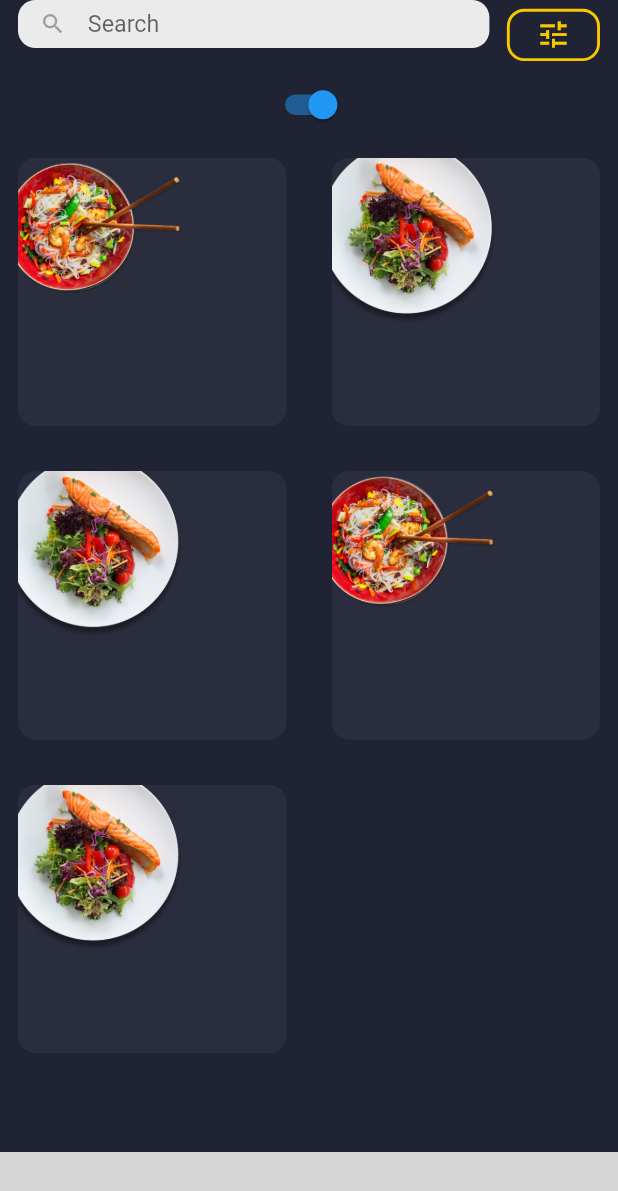
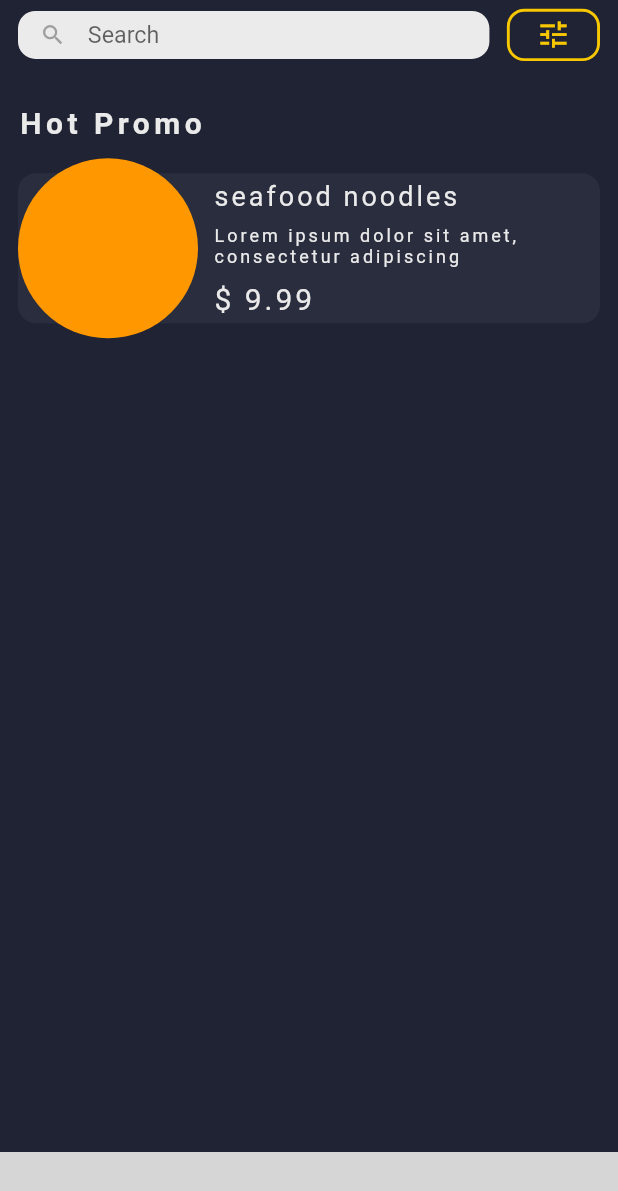
Before and after one commit to evgesha1247/eda2, a Flutter app: the screen it shows after launch, after a tap on the "tune" icon, on a phone screen of 412 x 824 dp. Shown: the top 1191 px of the screen. Run offline on Flutter 3.47's test engine with Material 2 defaults, Android fonts, the phone set to English and light mode, and no system bars; our stand-ins replace hive, hive_flutter; missing offline and left inert: bottom_nav_bar; accounts and stored records are empty; grey boxes are pictures that could not be loaded.

Commit message:
доделываю body menu

```diff
--- a/lib/ui/screens/guiding_screen/guiding_screen.dart
+++ b/lib/ui/screens/guiding_screen/guiding_screen.dart
@@ -34,8 +34,8 @@ class _GuidingBodyWidget extends StatelessWidget {
         child: IndexedStack(
           index: currentIndexTab,
           children: [
-            ScreensFactory().makeMenuHome(),
-            const Text('data'),
+            ScreensFactory().makeHome(),
+            ScreensFactory().makeMenu(),
             const Text('data'),
             const Text('data'),
           ],
@@ -57,7 +57,7 @@ class _FooterBottomBarWidget extends StatelessWidget {
       showElevation: true,
       itemCornerRadius: ThemeApp.kRadius,
       selectedIndex: currentIndexTab,
-      containerHeight: 50,
+      containerHeight: 53,
       containerPadding: EdgeInsets.zero,
       backgroundColor: ThemeApp.kBGColor,
       onItemSelected: model.setCurrentIndexTab,
--- /dev/null
+++ b/lib/ui/screens/home_screen/home_model.dart
@@ -0,0 +1,11 @@
+import 'package:flutter/material.dart';
+
+class HomeModel extends ChangeNotifier {
+  // bool _togFilter = true;
+  // get togFilter => _togFilter;
+  // togFilterFun() {
+  //   _togFilter = !_togFilter;
+
+  //   notifyListeners();
+  // }
+}
--- /dev/null
+++ b/lib/ui/screens/home_screen/home_screen.dart
@@ -0,0 +1,110 @@
+import 'package:flutter/material.dart';
+import '../../theme/theme_app.dart';
+import '../../widgets/header_widget/header_widget.dart';
+
+class HomeScreen extends StatelessWidget {
+  const HomeScreen({super.key});
+  @override
+  Widget build(context) {
+    final mediaQuery = MediaQuery.of(context).size.width;
+    return mediaQuery < 310
+        ? const _BodyWidget()
+        : Column(
+            children: const [
+              HederWidget(),
+              SizedBox(height: ThemeApp.kInterval),
+              _BodyWidget(),
+            ],
+          );
+  }
+}
+
+class _BodyWidget extends StatelessWidget {
+  const _BodyWidget({Key? key}) : super(key: key);
+  @override
+  Widget build(BuildContext context) {
+    return Column(
+      children: const [
+        ActualDishes(),
+      ],
+    );
+  }
+}
+
+class ActualDishes extends StatelessWidget {
+  const ActualDishes({Key? key}) : super(key: key);
+  @override
+  Widget build(BuildContext context) {
+    return Column(
+      crossAxisAlignment: CrossAxisAlignment.start,
+      children: [
+        const SizedBox(height: ThemeApp.kInterval),
+        const Text(
+          'Hot Promo',
+          style: TextStyle(
+            color: ThemeApp.kWhite,
+            fontSize: 20,
+            fontWeight: FontWeight.bold,
+            letterSpacing: 3,
+          ),
+        ),
+        const SizedBox(height: ThemeApp.kInterval),
+        Stack(
+          alignment: AlignmentDirectional.centerStart,
+          children: [
+            ConstrainedBox(
+              constraints: const BoxConstraints(
+                  minHeight: 100, minWidth: double.infinity),
+              child: Container(
+                padding: const EdgeInsets.only(left: 130),
+                decoration: const BoxDecoration(
+                  color: ThemeApp.kFrontColor,
+                  borderRadius: BorderRadius.all(
+                    Radius.circular(ThemeApp.kRadius),
+                  ),
+                ),
+                child: Column(
+                  crossAxisAlignment: CrossAxisAlignment.start,
+                  mainAxisAlignment: MainAxisAlignment.spaceAround,
+                  children: const [
+                    Text(
+                      'seafood noodles',
+                      style: TextStyle(
+                        color: ThemeApp.kWhite,
+                        fontSize: 18,
+                        fontWeight: FontWeight.normal,
+                        letterSpacing: 2,
+                      ),
+                    ),
+                    Text(
+                      'Lorem ipsum dolor sit amet, consectetur adipiscing ',
+                      style: TextStyle(
+                        color: ThemeApp.kWhite,
+                        fontSize: 12,
+                        fontWeight: FontWeight.w400,
+                        letterSpacing: 2,
+                      ),
+                    ),
+                    Text(
+                      '\$ 9.99',
+                      style: TextStyle(
+                        color: ThemeApp.kWhite,
+                        fontSize: 20,
+                        fontWeight: FontWeight.w400,
+                        letterSpacing: 2,
+                      ),
+                    ),
+                  ],
+                ),
+              ),
+            ),
+            const CircleAvatar(
+              backgroundColor: Colors.orange,
+              radius: 60,
+            ),
+          ],
+        )
+      ],
+    );
+  }
+}
--- a/lib/ui/screens/menu_home_screen/menu_home_screen.dart
+++ /dev/null
@@ -1,75 +0,0 @@
-import 'package:flutter/material.dart';
-import '../../theme/theme_app.dart';
-import '../../widgets/home_header_widget/home_header_widget.dart';
-
-class MenuHomeScreen extends StatelessWidget {
-  const MenuHomeScreen({super.key});
-  @override
-  Widget build(context) {
-    final mediaQuery = MediaQuery.of(context).size.width;
-    return Column(
-      children: mediaQuery < 310
-          ? [
-              const HomeBodyWidget(),
-            ]
-          : [
-              const HomeHederWidget(),
-              const SizedBox(height: ThemeApp.kInterval),
-              const HomeBodyWidget(),
-            ],
-    );
-  }
-}
-
-class HomeBodyWidget extends StatelessWidget {
-  const HomeBodyWidget({Key? key}) : super(key: key);
-
-  @override
-  Widget build(BuildContext context) {
-    return Expanded(
-      child: GridView.builder(
-          itemCount: 5,
-          gridDelegate: const SliverGridDelegateWithMaxCrossAxisExtent(
-            maxCrossAxisExtent: 200.0,
-            crossAxisSpacing: 30,
-            mainAxisSpacing: 30,
-          ),
-          itemBuilder: (context, i) => _CartItem(index: i)),
-    );
-  }
-}
-
-class _CartItem extends StatelessWidget {
-  _CartItem({Key? key, required this.index}) : super(key: key);
-  final int index;
-  List im = [
-    'assets/imgs/food.png',
-    'assets/imgs/food2.png',
-  ];
-  @override
-  Widget build(BuildContext context) {
-    return Stack(
-      children: [
-        Container(
-          decoration: const BoxDecoration(
-            color: ThemeApp.kFrontColor,
-            borderRadius: BorderRadius.all(Radius.circular(ThemeApp.kRadius)),
-          ),
-        ),
-        Positioned(
-          top: -10,
-          left: -10,
-          child: index % 3 == 0
-              ? Image.asset(
-                  im[0],
-                  width: 120,
-                )
-              : Image.asset(
-                  im[1],
-                  width: 120,
-                ),
-        ),
-      ],
-    );
-  }
-}
--- a/lib/ui/screens/menu_home_screen/menu_home_model.dart
+++ b/lib/ui/screens/menu_screnn/menu_model.dart
@@ -1,6 +1,6 @@
 import 'package:flutter/material.dart';
 
-class MenuHomeModel extends ChangeNotifier {
+class MenuModel extends ChangeNotifier {
   bool _togFilter = true;
   get togFilter => _togFilter;
   togFilterFun() {
--- /dev/null
+++ b/lib/ui/screens/menu_screnn/menu_screen.dart
@@ -0,0 +1,178 @@
+import 'package:flutter/material.dart';
+import '../../theme/theme_app.dart';
+import '../../widgets/header_widget/header_widget.dart';
+
+class MenuScreen extends StatelessWidget {
+  const MenuScreen({Key? key}) : super(key: key);
+  @override
+  Widget build(BuildContext context) {
+    final mediaQuery = MediaQuery.of(context).size.width;
+    return Column(
+      children: mediaQuery < 370
+          ? [
+              const MenuBody(),
+            ]
+          : [
+              const HederWidget(),
+              const MenuBody(),
+            ],
+    );
+  }
+}
+
+class MenuBody extends StatelessWidget {
+  const MenuBody({Key? key}) : super(key: key);
+  @override
+  Widget build(BuildContext context) {
+    return Expanded(
+      child: GridView.builder(
+        itemCount: 3,
+        gridDelegate: const SliverGridDelegateWithMaxCrossAxisExtent(
+          maxCrossAxisExtent: 345.0,
+        ),
+        itemBuilder: (context, index) => _CartItem(index: index),
+      ),
+    );
+  }
+}
+
+class _CartItem extends StatelessWidget {
+  const _CartItem({Key? key, required this.index}) : super(key: key);
+  final int index;
+  @override
+  Widget build(BuildContext context) {
+    final mediaQuery = MediaQuery.of(context).size.width;
+    return (mediaQuery < 370)
+        ? CartItemContainer(index: index)
+        : Stack(
+            children: [
+              CartItemContainer(index: index),
+              CartItemImg(index: index),
+            ],
+          );
+  }
+}
+
+class CartItemContainer extends StatelessWidget {
+  const CartItemContainer({Key? key, required this.index}) : super(key: key);
+  final int index;
+  @override
+  Widget build(BuildContext context) {
+    const List<String> im = [
+      'assets/imgs/food1.png',
+      'assets/imgs/food5.png',
+      'assets/imgs/food3.png',
+    ];
+    return Container(
+      decoration: BoxDecoration(
+        color: ThemeApp.kFrontColor,
+        borderRadius: const BorderRadius.all(
+          Radius.circular(ThemeApp.kRadius),
+        ),
+        image: MediaQuery.of(context).size.width < 370
+            ? DecorationImage(
+                image: AssetImage(im[index]),
+                fit: BoxFit.contain,
+                alignment: Alignment.topCenter)
+            : null,
+      ),
+      margin: const EdgeInsets.only(top: 30, left: 10, right: 10),
+      child: Padding(
+        padding: const EdgeInsets.all(12.0),
+        child: Column(
+          children: const [
+            CartItemButtonFavorit(),
+            CartItemText(),
+          ],
+        ),
+      ),
+    );
+  }
+}
+
+class CartItemButtonFavorit extends StatelessWidget {
+  const CartItemButtonFavorit({Key? key}) : super(key: key);
+  @override
+  Widget build(BuildContext context) {
+    return Row(
+      mainAxisAlignment: MainAxisAlignment.end,
+      crossAxisAlignment: CrossAxisAlignment.start,
+      children: [
+        InkWell(
+          child: const Icon(
+            Icons.favorite_border_sharp,
+            color: Colors.grey,
+          ),
+          onTap: () {},
+        )
+      ],
+    );
+  }
+}
+
+class CartItemText extends StatelessWidget {
+  const CartItemText({Key? key}) : super(key: key);
+  @override
+  Widget build(BuildContext context) {
+    return Expanded(
+      child: Column(
+        crossAxisAlignment: CrossAxisAlignment.end,
+        mainAxisAlignment: MainAxisAlignment.end,
+        mainAxisSize: MainAxisSize.max,
+        children: const [
+          Align(
+            alignment: Alignment.centerLeft,
+            child: Text(
+              'Lorem ipsum dolor sit amet',
+              style: TextStyle(
+                color: ThemeApp.kWhite,
+                fontSize: 14,
+                fontWeight: FontWeight.normal,
+                letterSpacing: 2,
+              ),
+            ),
+          ),
+          Divider(color: Colors.grey, thickness: .3),
+          Text(
+            '\$999',
+            style: TextStyle(
+              color: ThemeApp.kWhite,
+              fontSize: 18,
+              fontWeight: FontWeight.normal,
+              letterSpacing: 2,
+            ),
+          ),
+        ],
+      ),
+    );
+  }
+}
+
+class CartItemImg extends StatelessWidget {
+  const CartItemImg({Key? key, required this.index}) : super(key: key);
+  final int index;
+  @override
+  Widget build(BuildContext context) {
+    const List<String> im = [
+      'assets/imgs/food1.png',
+      'assets/imgs/food5.png',
+      'assets/imgs/food3.png',
+    ];
+    return Positioned(
+      child: Image.asset(
+        im[index],
+        fit: BoxFit.cover,
+        width: 110,
+      ),
+    );
+  }
+}
+//  AnimatedCrossFade(
+//               duration: const Duration(milliseconds: 500),
+//               firstChild: const _Filter(),
+//               secondChild: const SizedBox.shrink(),
+//               //2
+//               crossFadeState: togFilter
+//                   ? CrossFadeState.showSecond
+//                   : CrossFadeState.showFirst,
+//             ),
--- a/lib/ui/screens_factory.dart/widget_factory.dart
+++ b/lib/ui/screens_factory.dart/widget_factory.dart
@@ -1,10 +1,13 @@
 import 'package:flutter/material.dart';
 import 'package:provider/provider.dart';
+import 'package:text/ui/screens/menu_screnn/menu_model.dart';
+import 'package:text/ui/screens/menu_screnn/menu_screen.dart';
 import 'package:text/ui/widgets/auth/auth_widget.dart';
 import '../screens/guiding_screen/guiding_model.dart';
 import '../screens/guiding_screen/guiding_screen.dart';
-import '../screens/menu_home_screen/menu_home_model.dart';
-import '../screens/menu_home_screen/menu_home_screen.dart';
+
+import '../screens/home_screen/home_model.dart';
+import '../screens/home_screen/home_screen.dart';
 import '../widgets/auth/auth_widget_model.dart';
 
 class ScreensFactory {
@@ -18,9 +21,15 @@ class ScreensFactory {
         create: (context) => AuthModel(),
         child: const AuthWidget(),
       );
+  //////////////////////////////////
   /////// основные страницы  ///////
-  Widget makeMenuHome() => ChangeNotifierProvider(
-        create: (context) => MenuHomeModel(),
-        child: const MenuHomeScreen(),
+  //////////////////////////////////
+  Widget makeHome() => ChangeNotifierProvider(
+        create: (context) => HomeModel(),
+        child: const HomeScreen(),
+      );
+  Widget makeMenu() => ChangeNotifierProvider(
+        create: (context) => MenuModel(),
+        child: const MenuScreen(),
       );
 }
--- a/lib/ui/theme/theme_app.dart
+++ b/lib/ui/theme/theme_app.dart
@@ -5,6 +5,8 @@ abstract class ThemeApp {
   //Color.fromARGB(255, 46, 43, 64);
   static const Color kBGColor = Color.fromARGB(255, 32, 35, 51);
   static const Color kAccent = Color(0xffF7C701);
+  static const Color kWhite = Color(0xffeaeaea);
+
   static const kRadius = 12.0;
   static const kInterval = 12.0;
   static const kHeight = 33.0;
--- a/lib/ui/widgets/auth/auth_widget.dart
+++ b/lib/ui/widgets/auth/auth_widget.dart
@@ -1,6 +1,4 @@
 import 'package:flutter/material.dart';
-import 'package:lottie/lottie.dart';
-
 import '../../theme/theme_app.dart';
 
 class AuthWidget extends StatelessWidget {
@@ -23,7 +21,7 @@ class AuthWidget extends StatelessWidget {
         body: SizedBox(
           width: double.infinity,
           child: Column(
-            children: [
+            children: const [
               // Lottie.network(
               //     'https://assets2.lottiefiles.com/private_files/lf30_3ghvm6sn.json'),
             ],
--- a/lib/ui/widgets/home_header_widget/home_header_widget.dart
+++ b/lib/ui/widgets/header_widget/header_widget.dart
@@ -1,39 +1,29 @@
 import 'package:flutter/material.dart';
 import 'package:provider/provider.dart';
-import '../../screens/menu_home_screen/menu_home_model.dart';
+import '../../screens/guiding_screen/guiding_model.dart';
 import '../../theme/theme_app.dart';
 
-class HomeHederWidget extends StatefulWidget {
-  const HomeHederWidget({Key? key}) : super(key: key);
+class HederWidget extends StatefulWidget {
+  const HederWidget({Key? key}) : super(key: key);
   @override
-  State<HomeHederWidget> createState() => _HomeHederWidgetState();
+  State<HederWidget> createState() => _HederWidgetState();
 }
 
-class _HomeHederWidgetState extends State<HomeHederWidget> {
+class _HederWidgetState extends State<HederWidget> {
   @override
   Widget build(BuildContext context) {
-    final togFilter = context.select((MenuHomeModel e) => e.togFilter);
     return FittedBox(
       child: LimitedBox(
         maxWidth: 400,
         child: Column(
           children: [
             Row(
-              crossAxisAlignment: CrossAxisAlignment.start,
+              crossAxisAlignment: CrossAxisAlignment.center,
               children: const [
                 Expanded(child: _SearchWidget()),
                 SizedBox(width: ThemeApp.kInterval),
                 _FilterButton(),
               ],
-            ),
-            AnimatedCrossFade(
-              duration: const Duration(milliseconds: 500),
-              firstChild: const _Filter(),
-              secondChild: const SizedBox.shrink(),
-              //2
-              crossFadeState: togFilter
-                  ? CrossFadeState.showSecond
-                  : CrossFadeState.showFirst,
             ),
           ],
         ),
@@ -81,26 +71,28 @@ class _FilterButton extends StatelessWidget {
       shape: RoundedRectangleBorder(
           borderRadius: BorderRadius.circular(ThemeApp.kRadius)),
     );
+    final currentIndexTab = context.select((GuidingScreenModel e) {
+      return e.currentIndexTab;
+    });
+    switch (currentIndexTab) {
+      case 0:
+        return ElevatedButton(
+          style: styleBut,
+          onPressed: () {},
+          child: const SizedBox(
+              height: ThemeApp.kHeight,
+              child: Icon(Icons.tune, color: ThemeApp.kAccent)),
+        );
 
-    final model = context.read<MenuHomeModel>();
-    return ElevatedButton(
-      style: styleBut,
-      onPressed: model.togFilterFun,
-      child: const SizedBox(
-          height: ThemeApp.kHeight,
-          child: Icon(Icons.tune, color: ThemeApp.kAccent)),
-    );
+      case 1:
+        return ElevatedButton(
+          style: styleBut,
+          onPressed: () {},
+          child: const SizedBox(
+              height: ThemeApp.kHeight,
+              child: Icon(Icons.tune, color: Color.fromARGB(255, 30, 1, 247))),
+        );
+    }
+    return const SizedBox.shrink();
   }
 }
-
-class _Filter extends StatelessWidget {
-  const _Filter({Key? key}) : super(key: key);
-
-  @override
-  Widget build(BuildContext context) {
-    return Switch(
-      value: true,
-      onChanged: (value) {},
-    );
-  }
-}
--- a/pubspec.yaml
+++ b/pubspec.yaml
@@ -33,8 +33,11 @@ flutter:
 
   # To add assets to your application, add an assets section, like this:
   assets:
-    - assets/imgs/food.png
+    - assets/imgs/food1.png
     - assets/imgs/food2.png
+    - assets/imgs/food3.png
+    - assets/imgs/food4.png
+    - assets/imgs/food5.png
 
   # An image asset can refer to one or more resolution-specific "variants", see
   # https://flutter.dev/assets-and-images/#resolution-aware
```
Also changed, not shown: assets/imgs/food1.png (renamed from assets/imgs/food.png), assets/imgs/food3.png (added), assets/imgs/food4.png (added), assets/imgs/food5.png (added).
